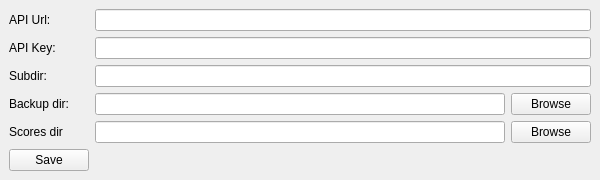
First picture: the form in config-window.ui, repository electromuis/padmiss-client, before the edit.
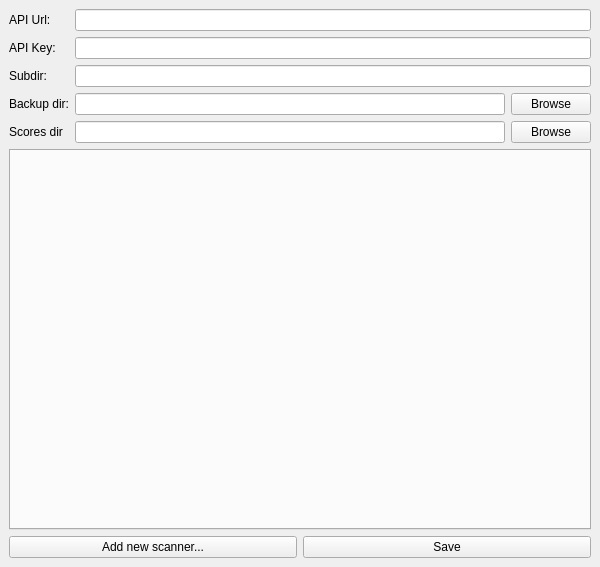
Second picture: the form after the edit.

Commit message: Initial configuration for devices

Patch:
```diff
--- a/config-window.ui
+++ b/config-window.ui
@@ -7,7 +7,7 @@
     <x>0</x>
     <y>0</y>
     <width>600</width>
-    <height>152</height>
+    <height>567</height>
    </rect>
   </property>
   <property name="windowTitle">
@@ -17,6 +17,9 @@
    <layout class="QVBoxLayout" name="verticalLayout">
     <item>
      <layout class="QFormLayout" name="formLayout">
+      <property name="sizeConstraint">
+       <enum>QLayout::SetDefaultConstraint</enum>
+      </property>
       <item row="0" column="0">
        <widget class="QLabel" name="label">
         <property name="text">
@@ -66,14 +69,7 @@
        </widget>
       </item>
       <item row="2" column="1">
-       <widget class="QLineEdit" name="profile_dir"/>
-      </item>
-      <item row="5" column="0">
-       <widget class="QPushButton" name="save">
-        <property name="text">
-         <string>Save</string>
-        </property>
-       </widget>
+       <widget class="QLineEdit" name="profile_dir_name"/>
       </item>
       <item row="4" column="0">
        <widget class="QLabel" name="label_5">
@@ -98,6 +94,34 @@
       </item>
      </layout>
     </item>
+    <item>
+     <widget class="QTabWidget" name="deviceTabs">
+      <property name="currentIndex">
+       <number>-1</number>
+      </property>
+      <property name="tabsClosable">
+       <bool>true</bool>
+      </property>
+     </widget>
+    </item>
+    <item>
+     <layout class="QHBoxLayout" name="horizontalLayout_3">
+      <item>
+       <widget class="QPushButton" name="newScannerButton">
+        <property name="text">
+         <string>Add new scanner...</string>
+        </property>
+       </widget>
+      </item>
+      <item>
+       <widget class="QPushButton" name="save">
+        <property name="text">
+         <string>Save</string>
+        </property>
+       </widget>
+      </item>
+     </layout>
+    </item>
    </layout>
   </widget>
  </widget>
```
Left out of the diff: 4 changed lines with no effect on the pictures. The commit also changes 3 other files.
